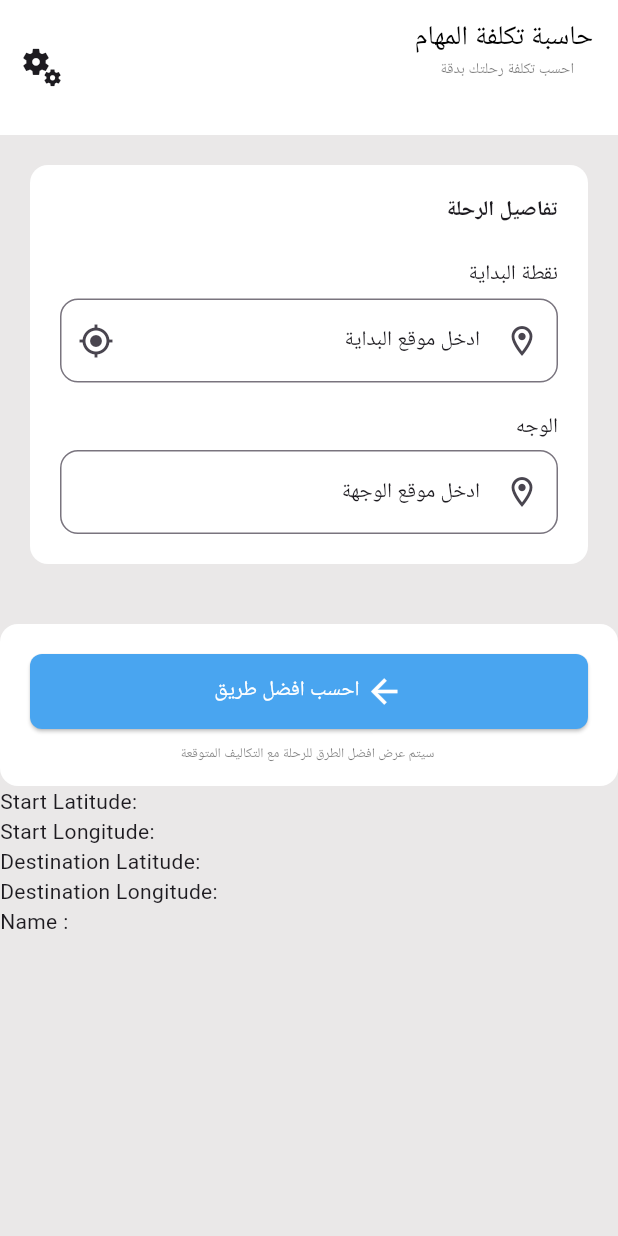
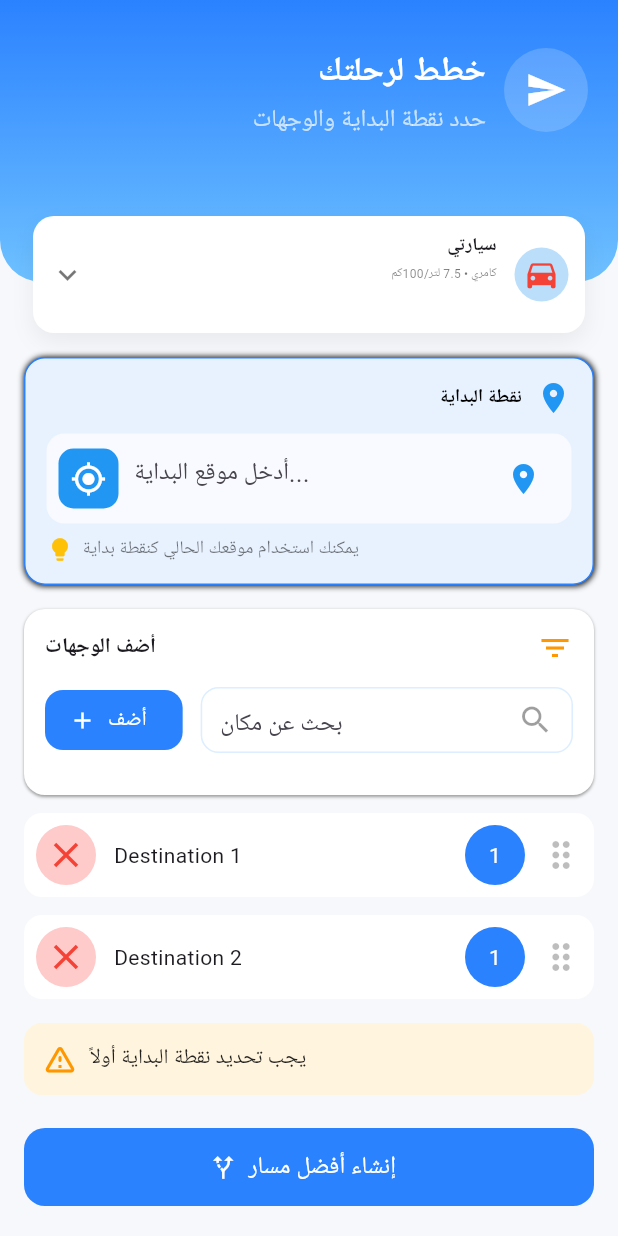
Before and after one commit to Mohammadkhalaf78/code_pioneers, a Flutter app: the screen it shows after launch, on a phone screen of 412 x 824 dp. Run offline on Flutter 3.47's test engine with Material 3 defaults, Android fonts, the phone set to English and light mode, and no system bars; our stand-ins replace geocoding, geolocator, get; missing offline and left inert: flutter_selectable_cards.

Commit message:
add e new changes

```diff
--- /dev/null
+++ b/lib/Constants/colors.dart
@@ -0,0 +1,9 @@
+import 'package:flutter/widgets.dart';
+
+class ColorsConst{
+  final Color backgroundColor =const Color(0xFFF6F8FB);
+  final Color containerColor = const Color(0xFFFFFFFF);
+  final Color primaryColor = const Color(0xFF2B82FF);
+  final Color secondColor = const Color(0xFF6EC1FF);
+  final Color containerColor2 = const Color(0xFFE8F2FF);
+}
--- a/lib/main.dart
+++ b/lib/main.dart
@@ -1,5 +1,4 @@
-import 'package:code_pioneers/best_routes_page.dart';
-import 'package:code_pioneers/home_page.dart';
+import 'package:code_pioneers/pages/plan_trip_page.dart';
 
 import 'package:flutter/material.dart';
 import 'package:get/get.dart';
@@ -15,7 +14,7 @@ class MyApp extends StatelessWidget {
   Widget build(BuildContext context) {
     return GetMaterialApp(
       debugShowCheckedModeBanner: false,
-      home: HomePage(),
+      home: PlanTripPage(),
     );
   }
 }
--- /dev/null
+++ b/lib/pages/plan_trip_page.dart
@@ -0,0 +1,495 @@
+import 'package:code_pioneers/Constants/colors.dart';
+import 'package:flutter/material.dart';
+
+class PlanTripPage extends StatelessWidget {
+  PlanTripPage({super.key});
+  final color = ColorsConst();
+
+  @override
+  Widget build(BuildContext context) {
+    return Scaffold(
+      backgroundColor: color.backgroundColor,
+      body: SafeArea(
+        child: ListView(
+          children: [
+            Stack(
+              alignment: Alignment.topCenter,
+              children: [
+                Container(height: 222, color: Color(0xFFF6F8FB)),
+                // Top gradient area (big appbar-like)
+                Container(
+                  height: 188,
+                  decoration: BoxDecoration(
+                    gradient: LinearGradient(
+                      begin: Alignment.topCenter,
+                      end: Alignment.bottomCenter,
+                      colors: [color.primaryColor, color.secondColor],
+                    ),
+                    borderRadius: BorderRadius.only(
+                      bottomLeft: Radius.circular(28),
+                      bottomRight: Radius.circular(28),
+                    ),
+                  ),
+                  child: Padding(
+                    padding: const EdgeInsets.only(
+                      right: 20.0,
+                      left: 20.0,
+                      top: 32.0,
+                    ),
+                    child: Row(
+                      crossAxisAlignment: CrossAxisAlignment.start,
+                      children: [
+                        Expanded(
+                          child: Column(
+                            crossAxisAlignment: CrossAxisAlignment.end,
+                            children: const [
+                              SizedBox(width: 6),
+                              Text(
+                                'خطط لرحلتك',
+                                style: TextStyle(
+                                  color: Colors.white,
+                                  fontSize: 22,
+                                  fontWeight: FontWeight.bold,
+                                ),
+                              ),
+                              SizedBox(height: 4),
+                              Text(
+                                'حدد نقطة البداية والوجهات',
+                                style: TextStyle(
+                                  color: Colors.white70,
+                                  fontSize: 16,
+                                ),
+                              ),
+                            ],
+                          ),
+                        ),
+                        const SizedBox(width: 12),
+                        // round paper-plane icon on the right
+                        Container(
+                          width: 56,
+                          height: 56,
+                          decoration: BoxDecoration(
+                            color: Colors.white.withOpacity(0.18),
+                            shape: BoxShape.circle,
+                          ),
+                          child: const Icon(
+                            Icons.send,
+                            color: Colors.white,
+                            size: 28,
+                          ),
+                        ),
+                      ],
+                    ),
+                  ),
+                ),
+
+                Positioned.fill(
+                  top: 144,
+                  child: Container(
+                    margin: const EdgeInsets.only(left: 22, right: 22),
+                    padding: const EdgeInsets.all(11),
+                    decoration: BoxDecoration(
+                      color: Colors.white,
+                      borderRadius: BorderRadius.circular(14),
+                      boxShadow: [
+                        BoxShadow(
+                          color: Colors.black.withOpacity(0.06),
+                          blurRadius: 12,
+                          offset: const Offset(0.06, 6),
+                        ),
+                      ],
+                    ),
+                    child: Row(
+                      children: [
+                        const Icon(
+                          Icons.keyboard_arrow_down,
+                          color: Colors.black54,
+                        ),
+                        const SizedBox(width: 8),
+                        Expanded(
+                          child: Column(
+                            crossAxisAlignment: CrossAxisAlignment.end,
+                            children: const [
+                              Text(
+                                'سيارتي',
+                                style: TextStyle(
+                                  fontWeight: FontWeight.bold,
+                                  fontSize: 12,
+                                ),
+                              ),
+                              SizedBox(height: 4),
+                              Text(
+                                'كامري • 7.5 لتر/100كم',
+                                style: TextStyle(
+                                  color: Colors.black54,
+                                  fontSize: 8,
+                                ),
+                              ),
+                            ],
+                          ),
+                        ),
+                        const SizedBox(width: 12),
+                        CircleAvatar(
+                          radius: 18,
+                          backgroundColor: Colors.blue.shade100,
+                          child: const Icon(
+                            Icons.directions_car,
+                            color: Colors.red,
+                            size: 25,
+                          ),
+                        ),
+                      ],
+                    ),
+                  ),
+                ),
+              ],
+            ),
+
+            Padding(
+              padding: const EdgeInsets.all(16.0),
+              child: Column(
+                crossAxisAlignment: CrossAxisAlignment.stretch,
+                children: [
+                  // Floating white card (vehicle selector)
+                  // "نقطة البداية" card
+                  Container(
+                    padding: const EdgeInsets.all(14),
+                    decoration: BoxDecoration(
+                      color: color.containerColor2,
+                      borderRadius: BorderRadius.circular(14),
+                      border: Border.all(color: color.primaryColor),
+                      boxShadow: [
+                        BoxShadow(
+                          color: Colors.black,
+                          blurRadius: 3,
+                          offset: Offset(0.2, 0.2),
+                        ),
+                      ],
+                    ),
+                    child: Column(
+                      crossAxisAlignment: CrossAxisAlignment.stretch,
+                      children: [
+                        Row(
+                          mainAxisAlignment: MainAxisAlignment.end,
+                          children: const [
+                            Text(
+                              'نقطة البداية',
+                              style: TextStyle(
+                                color: Colors.black,
+                                fontWeight: FontWeight.bold,
+                                fontSize: 12,
+                              ),
+                            ),
+                            SizedBox(width: 9),
+                            Icon(Icons.location_on, color: Colors.blue),
+                          ],
+                        ),
+                        const SizedBox(height: 12),
+
+                        // inner white rounded field
+                        Container(
+                          padding: const EdgeInsets.symmetric(
+                            horizontal: 8,
+                            vertical: 6,
+                          ),
+                          decoration: BoxDecoration(
+                            color: const Color(0xFFF8FAFF),
+                            borderRadius: BorderRadius.circular(12),
+                          ),
+                          child: Row(
+                            children: [
+                              Container(
+                                width: 40,
+                                height: 40,
+                                decoration: BoxDecoration(
+                                  color: Colors.blue,
+                                  borderRadius: BorderRadius.circular(10),
+                                ),
+                                child: const Icon(
+                                  Icons.gps_fixed,
+                                  color: Colors.white,
+                                ),
+                              ),
+                              const SizedBox(width: 10),
+                              Expanded(
+                                child: TextField(
+                                  decoration: InputDecoration(
+                                    border: InputBorder.none,
+                                    hintText: 'أدخل موقع البداية...',
+                                    suffixIcon: Icon(
+                                      Icons.place,
+                                      color: Colors.blue,
+                                    ),
+                                  ),
+                                ),
+                              ),
+                            ],
+                          ),
+                        ),
+
+                        const SizedBox(height: 8),
+                        Row(
+                          children: const [
+                            Icon(
+                              Icons.lightbulb,
+                              size: 18,
+                              color: Colors.amber,
+                            ),
+                            SizedBox(width: 6),
+                            Expanded(
+                              child: Text(
+                                'يمكنك استخدام موقعك الحالي كنقطة بداية',
+                                style: TextStyle(
+                                  fontSize: 12,
+                                  color: Colors.black54,
+                                ),
+                              ),
+                            ),
+                          ],
+                        ),
+                      ],
+                    ),
+                  ),
+
+                  const SizedBox(height: 16),
+
+                  // Add destinations card
+                  Container(
+                    padding: const EdgeInsets.all(14),
+                    decoration: BoxDecoration(
+                      color: color.containerColor,
+                      borderRadius: BorderRadius.circular(14),
+                      boxShadow: [
+                        BoxShadow(
+                          color: Colors.grey,
+                          blurRadius: 1,
+                          offset: Offset(0, 1),
+                        ),
+                      ],
+                    ),
+                    child: Column(
+                      crossAxisAlignment: CrossAxisAlignment.stretch,
+                      children: [
+                        Row(
+                          children: const [
+                            Text(
+                              'أضف الوجهات',
+                              style: TextStyle(fontWeight: FontWeight.bold),
+                            ),
+                            Spacer(),
+                            Icon(Icons.filter_list, color: Colors.orange),
+                          ],
+                        ),
+                        const SizedBox(height: 12),
+
+                        Row(
+                          children: [
+                            ElevatedButton.icon(
+                              onPressed: () {},
+                              icon: const Icon(Icons.add, color: Colors.white),
+                              label: const Text(
+                                'أضف',
+                                style: TextStyle(color: Colors.white),
+                              ),
+                              style: ElevatedButton.styleFrom(
+                                backgroundColor: color.primaryColor,
+                                shape: RoundedRectangleBorder(
+                                  borderRadius: BorderRadius.circular(12),
+                                ),
+                                elevation: 0,
+                              ),
+                            ),
+
+                            const SizedBox(width: 12),
+
+                            Expanded(
+                              child: Container(
+                                height: 44,
+                                padding: const EdgeInsets.symmetric(
+                                  horizontal: 12,
+                                ),
+                                decoration: BoxDecoration(
+                                  borderRadius: BorderRadius.circular(12),
+                                  border: Border.all(color: Color(0xFFDCEEFF)),
+                                ),
+                                child: Row(
+                                  children: const [
+                                    Expanded(
+                                      child: TextField(
+                                        decoration: InputDecoration(
+                                          border: InputBorder.none,
+                                          hintText: 'بحث عن مكان',
+                                        ),
+                                      ),
+                                    ),
+                                    Icon(Icons.search, color: Colors.black38),
+                                  ],
+                                ),
+                              ),
+                            ),
+                          ],
+                        ),
+
+                        const SizedBox(height: 12),
+
+                        // example destination chip
+                        // Container(
+                        //   margin: const EdgeInsets.only(top: 8),
+                        //   padding: const EdgeInsets.symmetric(
+                        //     horizontal: 12,
+                        //     vertical: 10,
+                        //   ),
+                        //   decoration: BoxDecoration(
+                        //     color: const Color(0xFFF9FBFF),
+                        //     borderRadius: BorderRadius.circular(12),
+                        //   ),
+                        //   child: Row(
+                        //     children: [
+                        //       Container(
+                        //         width: 36,
+                        //         height: 36,
+                        //         decoration: BoxDecoration(
+                        //           color: Colors.red.shade50,
+                        //           borderRadius: BorderRadius.circular(10),
+                        //         ),
+                        //         child: const Center(
+                        //           child: Icon(Icons.close, color: Colors.red),
+                        //         ),
+                        //       ),
+                        //       const SizedBox(width: 12),
+                        //       const Expanded(child: Text('cario')),
+                        //       Container(
+                        //         width: 28,
+                        //         height: 28,
+                        //         decoration: BoxDecoration(
+                        //           color: Color(0xFF2B82FF),
+                        //           shape: BoxShape.circle,
+                        //         ),
+                        //         child: const Center(
+                        //           child: Text(
+                        //             '1',
+                        //             style: TextStyle(color: Colors.white),
+                        //           ),
+                        //         ),
+                        //       ),
+                        //       const SizedBox(width: 10),
+                        //       const Icon(
+                        //         Icons.drag_indicator,
+                        //         color: Colors.black26,
+                        //       ),
+                        //     ],
+                        //   ),
+                        // ),
+
+
+                      ],
+                    ),
+                  ),
+                   ListView.builder(
+                            shrinkWrap: true,
+                            physics: NeverScrollableScrollPhysics(),
+                            itemCount: 2,
+                            itemBuilder: (ctx, index) {
+                              return Container(
+                                margin: EdgeInsets.only(top: 12),
+                                padding: EdgeInsets.all(8),
+                                decoration: BoxDecoration(
+                                  color: color.containerColor,
+                                  borderRadius: BorderRadius.circular(12),
+                                ),
+                                child: Row(
+                                  children: [
+                                    Container(
+                                      width: 40,
+                                      height: 40,
+                                      decoration: BoxDecoration(
+                                        color: Color(0xFFFECACA),
+                                        borderRadius: BorderRadius.circular(55),
+                                      ),
+                                      child: const Center(
+                                        child: Icon(Icons.close, color: Colors.red,size: 28,),
+                                      ),
+                                    ),
+                                    const SizedBox(width: 12),
+                                    Expanded(child: Text('Destination ${index + 1}')),
+                                    Container(
+                                      width: 40,
+                                      height: 40,
+                                      decoration: BoxDecoration(
+                                        color:color.primaryColor,
+                                        shape: BoxShape.circle,
+                                      ),
+                                      child: const Center(
+                                        child: Text(
+                                          '1',
+                                          style: TextStyle(color: Colors.white),
+                                        ),
+                                      ),
+                                    ),
+                                    const SizedBox(width: 10),
+                                    const Icon(
+                                      Icons.drag_indicator,
+                                      color: Colors.black26,
+                                      size: 28,
+                                    ),
+                                  ],
+                                )
+                              );
+                            },
+                          ),
+
+                  const SizedBox(height: 16),
+
+                  // Warning box
+                  Container(
+                    padding: const EdgeInsets.all(12),
+                    decoration: BoxDecoration(
+                      color: const Color(0xFFFFF4DE),
+                      borderRadius: BorderRadius.circular(12),
+                    ),
+                    child: Row(
+                      children: const [
+                        Icon(Icons.warning_amber_rounded, color: Colors.orange),
+                        SizedBox(width: 8),
+                        Expanded(
+                          child: Text(
+                            'يجب تحديد نقطة البداية أولاً',
+                            style: TextStyle(color: Colors.black87),
+                          ),
+                        ),
+                      ],
+                    ),
+                  ),
+
+                  const SizedBox(height: 22),
+
+                  // Create best route button
+                  ElevatedButton.icon(
+                    onPressed: () {},
+                    icon: const Icon(Icons.alt_route, color: Colors.white),
+                    label: const Padding(
+                      padding: EdgeInsets.symmetric(vertical: 14.0),
+                      child: Text(
+                        'إنشاء أفضل مسار',
+                        style: TextStyle(fontSize: 16, color: Colors.white),
+                      ),
+                    ),
+                    style: ElevatedButton.styleFrom(
+                      backgroundColor: color.primaryColor,
+                      shape: RoundedRectangleBorder(
+                        borderRadius: BorderRadius.circular(14),
+                      ),
+                      elevation: 0,
+                    ),
+                  ),
+
+                  const SizedBox(height: 40),
+                ],
+              ),
+            ),
+          ],
+        ),
+      ),
+    );
+  }
+}
```
Also changed, not shown: pubspec.lock.
